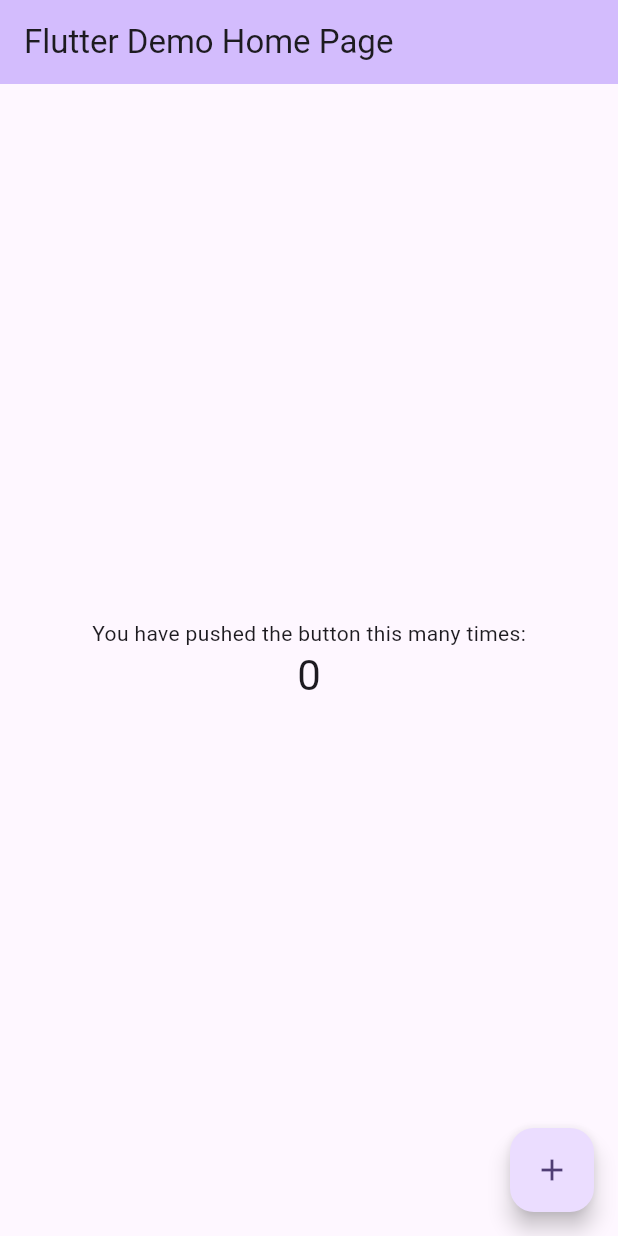
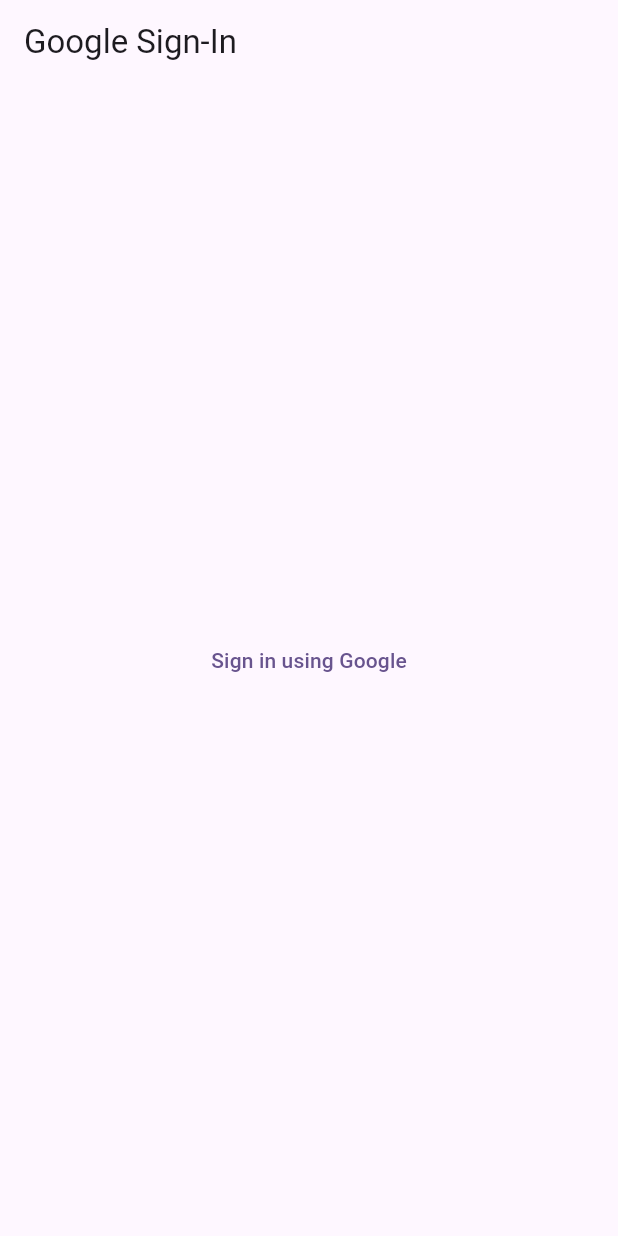
Before and after one commit to ZawMT/LinguaBurma, a Flutter app: the screen it shows after launch, on a phone screen of 412 x 824 dp. Run offline on Flutter 3.47's test engine with Material 3 defaults, Android fonts, the phone set to English and light mode, and no system bars; our stand-ins replace flutter_secure_storage, google_sign_in.

Commit message:
Google sign-in app final commit

```diff
--- /dev/null
+++ b/Spikes/06_flutter_gs/gg_signin/lib/gg_signin.dart
@@ -0,0 +1,74 @@
+import 'package:flutter/material.dart';
+import 'package:google_sign_in/google_sign_in.dart';
+
+class GGSignIn extends StatefulWidget {
+  const GGSignIn({super.key});
+
+  @override
+  State<GGSignIn> createState() => _GGSignInState();
+}
+
+class _GGSignInState extends State<GGSignIn> {
+  GoogleSignIn googleSignIn = GoogleSignIn();
+  GoogleSignInAccount? user;
+  String? errorMessage;
+
+  void fnSignIn() async {
+    try {
+      var usr = await googleSignIn.signIn();
+      if (usr != null) {
+        setState(() {
+          user = usr;
+          errorMessage = null; // Clear any previous error messages
+        });
+      }
+    } catch (e) {
+      setState(() {
+        errorMessage = "Sign-in failed: $e"; // Update UI with the error message
+      });
+    }
+  }
+
+  void fnSignOut() async {
+    await googleSignIn.signOut();
+    setState(() {
+      user = null; // Reset the user state on sign-out
+      errorMessage = null; // Clear error message on sign-out
+    });
+  }
+
+  @override
+  Widget build(BuildContext context) {
+    return Scaffold(
+      appBar: AppBar(title: const Text("Google Sign-In")),
+      body: Center(
+        child: Column(
+          mainAxisAlignment: MainAxisAlignment.center,
+          children: [
+            if (user == null) ...[
+              TextButton(
+                onPressed: fnSignIn,
+                child: const Text("Sign in using Google"),
+              ),
+            ] else ...[
+              Text("Welcome, ${user!.displayName ?? 'User'}!"),
+              const SizedBox(height: 10),
+              TextButton(
+                onPressed: fnSignOut,
+                child: const Text("Sign Out"),
+              ),
+            ],
+            if (errorMessage != null) ...[
+              const SizedBox(height: 10),
+              Text(
+                errorMessage!,
+                style: const TextStyle(color: Colors.red, fontWeight: FontWeight.bold),
+                textAlign: TextAlign.center,
+              ),
+            ],
+          ],
+        ),
+      ),
+    );
+  }
+}
--- a/Spikes/06_flutter_gs/gg_signin/lib/main.dart
+++ b/Spikes/06_flutter_gs/gg_signin/lib/main.dart
@@ -1,4 +1,5 @@
 import 'package:flutter/material.dart';
+import 'package:gg_signin/gg_signin.dart';
 
 void main() {
   runApp(const MyApp());
@@ -31,7 +32,7 @@
         colorScheme: ColorScheme.fromSeed(seedColor: Colors.deepPurple),
         useMaterial3: true,
       ),
-      home: const MyHomePage(title: 'Flutter Demo Home Page'),
+      home: const GGSignIn(), //const MyHomePage(title: 'Flutter Demo Home Page'),
     );
   }
 }
--- a/Spikes/06_flutter_gs/gg_signin/pubspec.yaml
+++ b/Spikes/06_flutter_gs/gg_signin/pubspec.yaml
@@ -34,6 +34,7 @@
   # The following adds the Cupertino Icons font to your application.
   # Use with the CupertinoIcons class for iOS style icons.
   cupertino_icons: ^1.0.8
+  google_sign_in: ^6.2.2
 
 dev_dependencies:
   flutter_test:
```
Also changed, not shown: Spikes/06_flutter_gs/gg_signin/pubspec.lock, 2 other files.
